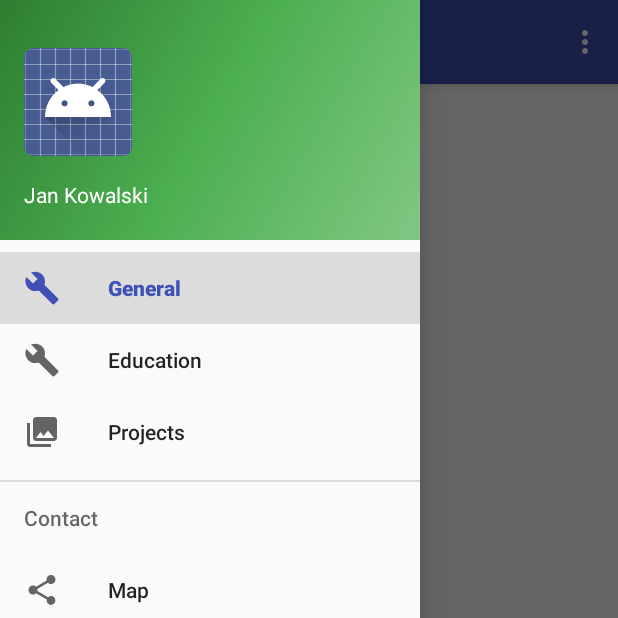
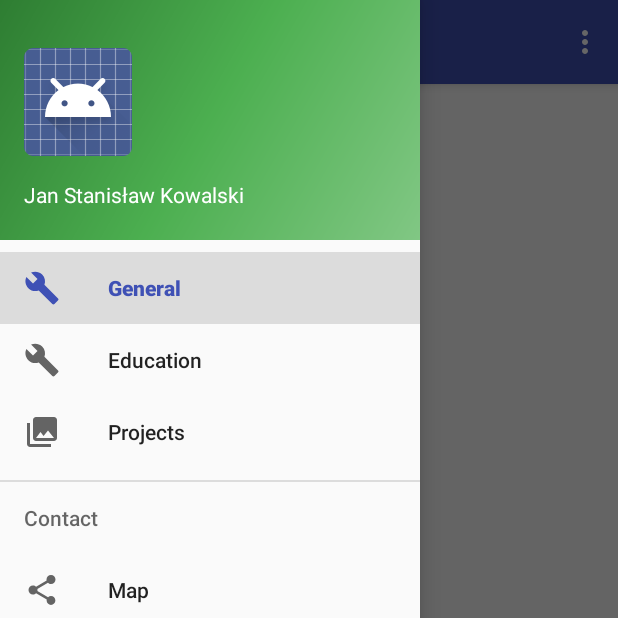
Before and after one commit to peoxnen/YourMobileCV, an Android app: the screen it shows after launch (MainActivity), with the side drawer open, on a phone screen of 412 x 824 dp, the top half of it. Run offline under Robolectric (Android 15) with nearby library versions, the phone set to English and light mode, and no system bars; our stand-ins replace ButterKnife; libraries missing offline, so code that uses them is left out: it.gmariotti.cardslib; 3 statements that could not run were skipped.

Commit message:
supplement values

```diff
--- a/app/src/main/java/iview/wsienski/mycv/ui/fragment/TopFragment.java
+++ b/app/src/main/java/iview/wsienski/mycv/ui/fragment/TopFragment.java
@@ -44,11 +44,6 @@ public class TopFragment extends Fragment {
             Log.d("witek", "item "+item);
             basicInfoList.add(gson.fromJson(item, BasicInfo.class));
         }
-//        basicInfoList.add(new BasicInfo("Date of birth: ", "test1"));
-//        basicInfoList.add(new BasicInfo("Place of birth:", "test2"));
-//        basicInfoList.add(new BasicInfo("Address:", "test2"));
-//        basicInfoList.add(new BasicInfo("Phone: ", "test2"));
-//        basicInfoList.add(new BasicInfo("Email: ", "test2"));
         //GeneralCard
         card = new GeneralCard(getActivity(),basicInfoList);
         card.init();
--- /dev/null
+++ b/app/src/main/res/values/array.xml
@@ -0,0 +1,10 @@
+<?xml version="1.0" encoding="utf-8"?>
+<resources>
+    <string-array name="general_array_titles">
+        <item>{\"title\":\"Date of birth:\",\"value\":\"23 August 1990\"}</item>
+        <item>{\"title\":\"Place of birth:\",\"value\":\"Warsaw\"}</item>
+        <item>{\"title\":\"Address:\",\"value\":\"John Wannka Street 1/2/3\"}</item>
+        <item>{\"title\":\"Phone:\",\"value\":\"600800900\"}</item>
+        <item>{\"title\":\"Email:\",\"value\":\"test.jan@gmail.com\"}</item>
+    </string-array>
+</resources>
--- a/app/src/main/res/values/strings.xml
+++ b/app/src/main/res/values/strings.xml
@@ -11,6 +11,6 @@
     <string name="nav_title_contact">Contact</string>
     <string name="nav_title_map">Map</string>
     <string name="nav_title_call">Call</string>
-    <string name="main_header_name">Jan Kowalski</string>
+    <string name="main_header_name">Jan Stanisław Kowalski</string>
     <string name="main_header_mail">kowalski@gmail.com</string>
 </resources>
```
